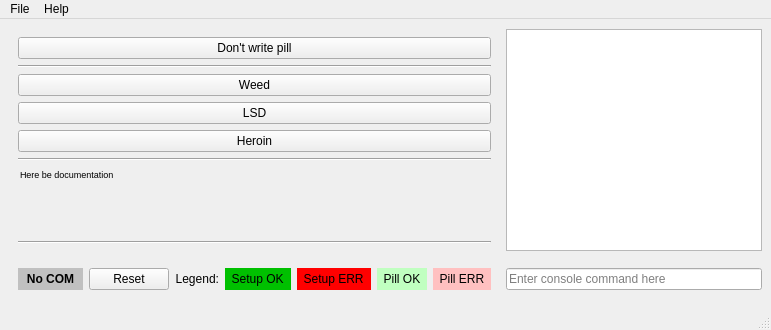
First picture: the form in MeshConsole/PillControl.ui, repository Kreyl/armlet, before the edit.
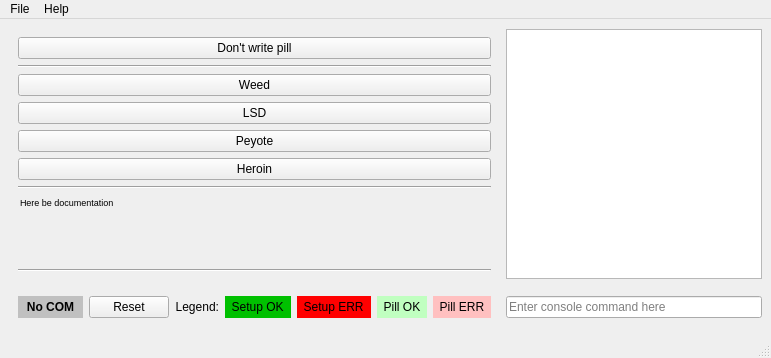
Second picture: the form after the edit. Icons and pictures are not drawn. Custom widgets are drawn as their Qt base class.

Patch:
```diff
--- a/MeshConsole/PillControl.ui
+++ b/MeshConsole/PillControl.ui
@@ -249,6 +249,13 @@
          </property>
         </widget>
        </item>
+       <item>
+        <widget class="CommandButton" name="peyoteButton">
+         <property name="text">
+          <string>Peyote</string>
+         </property>
+        </widget>
+       </item>
        <item>
         <widget class="CommandButton" name="heroinButton">
          <property name="text">
```
Left out of the diff: 1 changed line with no effect on the pictures.
